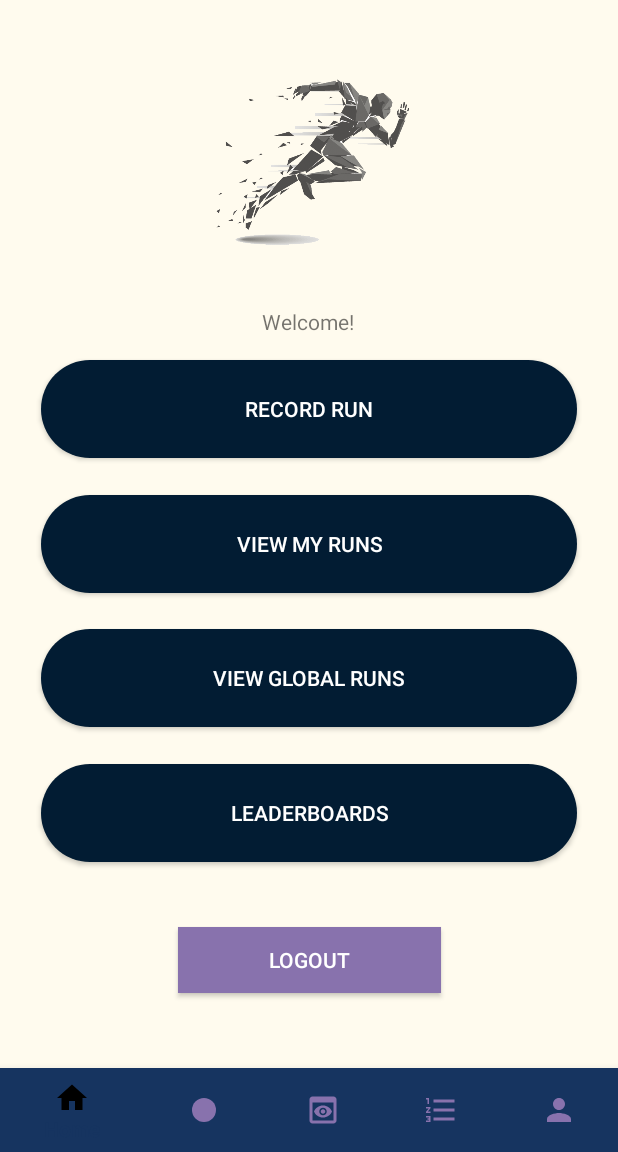
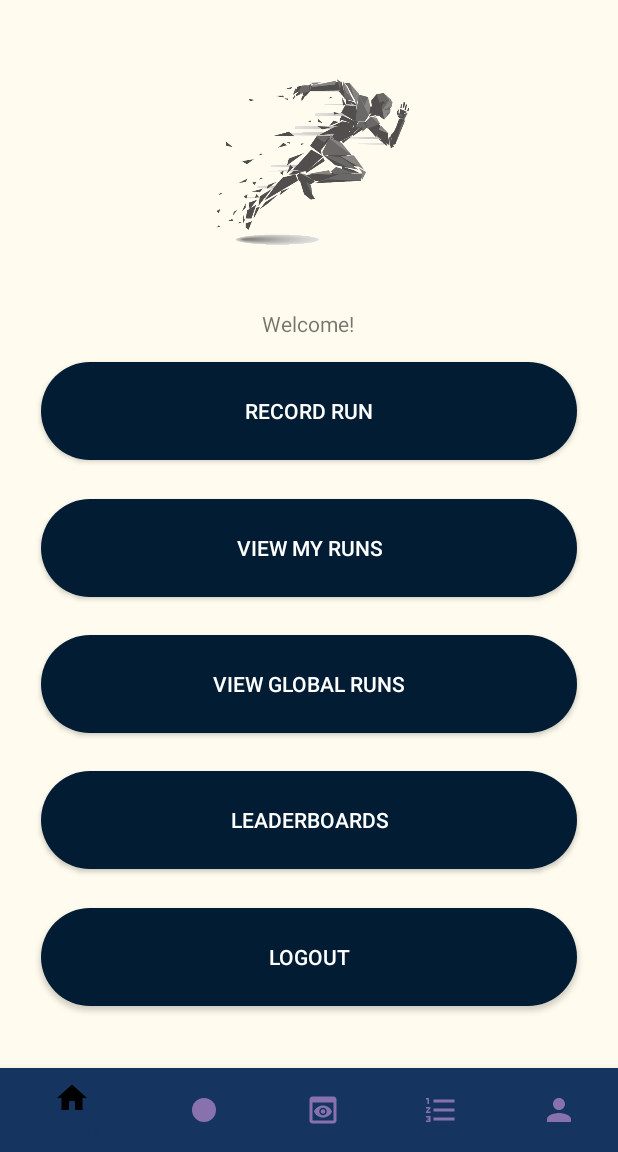
Before and after one commit to joshcapellan/FYP_Master_Code, an Android app: the MainActivity screen opened directly, with no data from a screen before it, on a phone screen of 412 x 824 dp, the part 84-1236 px from its top. Run offline under Robolectric (Android 15) with nearby library versions, the phone set to English and light mode, and no system bars; our stand-ins replace Firebase (no records; nobody signed in at launch, a user with empty details on screens opened directly); pictures from the network do not load.

Commit message:
Final Project Commit! :)

```diff
--- a/app/src/main/java/com/example/runnertracker/FragmentDrawer.java
+++ b/app/src/main/java/com/example/runnertracker/FragmentDrawer.java
@@ -68,23 +68,23 @@ public class FragmentDrawer extends Fragment {
                              Bundle savedInstanceState) {
         // Inflating view layout
         View layout = inflater.inflate(R.layout.fragment_navigation_drawer, container, false);
-        recyclerView = (RecyclerView) layout.findViewById(R.id.drawerList);
+//        recyclerView = (RecyclerView) layout.findViewById(R.id.drawerList);
 
-        adapter = new NavigationDrawerAdapter(getActivity(), getData());
-        recyclerView.setAdapter(adapter);
-        recyclerView.setLayoutManager(new LinearLayoutManager(getActivity()));
-        recyclerView.addOnItemTouchListener(new RecyclerTouchListener(getActivity(), recyclerView, new ClickListener() {
-            @Override
-            public void onClick(View view, int position) {
-                drawerListener.onDrawerItemSelected(view, position);
-                mDrawerLayout.closeDrawer(containerView);
-            }
-
-            @Override
-            public void onLongClick(View view, int position) {
-
-            }
-        }));
+//        adapter = new NavigationDrawerAdapter(getActivity(), getData());
+//        recyclerView.setAdapter(adapter);
+//        recyclerView.setLayoutManager(new LinearLayoutManager(getActivity()));
+//        recyclerView.addOnItemTouchListener(new RecyclerTouchListener(getActivity(), recyclerView, new ClickListener() {
+//            @Override
+//            public void onClick(View view, int position) {
+//                drawerListener.onDrawerItemSelected(view, position);
+//                mDrawerLayout.closeDrawer(containerView);
+//            }
+//
+//            @Override
+//            public void onLongClick(View view, int position) {
+//
+//            }
+//        }));
 
         return layout;
     }
--- a/app/src/main/java/com/example/runnertracker/MapsActivity.java
+++ b/app/src/main/java/com/example/runnertracker/MapsActivity.java
@@ -40,8 +40,7 @@ public class MapsActivity extends FragmentActivity implements OnMapReadyCallback
     /**
      * Manipulates the map once available.
      * This callback is triggered when the map is ready to be used.
-     * This is where we can add markers or lines, add listeners or move the camera. In this case,
-     * we just add a marker near Sydney, Australia.
+     * This is where we can add markers or lines, add listeners or move the camera.
      * If Google Play services is not installed on the device, the user will be prompted to install
      * it inside the SupportMapFragment. This method will only be triggered once the user has
      * installed Google Play services and returned to the app.
--- a/app/src/main/res/layout/activity_main.xml
+++ b/app/src/main/res/layout/activity_main.xml
@@ -33,21 +33,21 @@
 
             <Button
                 android:id="@+id/button7"
-                android:layout_width="175dp"
-                android:layout_height="44dp"
+                android:layout_width="357dp"
+                android:layout_height="65dp"
                 android:layout_marginStart="8dp"
-                android:layout_marginTop="216dp"
+                android:layout_marginTop="16dp"
                 android:layout_marginEnd="8dp"
-                android:layout_marginBottom="43dp"
-                android:background="@color/iconPink"
+                android:layout_marginBottom="32dp"
+
+                android:background="@drawable/rounded_corner"
                 android:onClick="onClickLogout"
                 android:text="Logout"
                 android:textColor="@android:color/white"
-
                 app:layout_constraintBottom_toTopOf="@+id/bottomNavView_Bar"
                 app:layout_constraintEnd_toEndOf="parent"
                 app:layout_constraintStart_toStartOf="parent"
-                app:layout_constraintTop_toBottomOf="@+id/button2" />
+                app:layout_constraintTop_toBottomOf="@+id/profileBtn" />
 
             <ImageView
                 android:id="@+id/imageView"
@@ -115,10 +115,9 @@
                 android:id="@+id/profileBtn"
                 android:layout_width="357dp"
                 android:layout_height="65dp"
-                android:layout_marginStart="105dp"
+                android:layout_marginStart="8dp"
                 android:layout_marginTop="16dp"
-                android:layout_marginEnd="105dp"
-                android:layout_marginBottom="35dp"
+                android:layout_marginEnd="8dp"
                 android:background="@drawable/rounded_corner"
                 android:onClick="onClickLeader"
                 android:text="LEADERBOARDS"
@@ -142,7 +141,7 @@
                 app:layout_constraintTop_toBottomOf="@+id/imageView"
                 app:layout_constraintVertical_bias="1.0" />
 
-<!-- Nav Bar Code -->
+            <!-- Nav Bar Code -->
             <com.google.android.material.bottomnavigation.BottomNavigationView
                 android:layout_width="match_parent"
                 android:layout_height="wrap_content"
@@ -157,7 +156,7 @@
                 >
 
             </com.google.android.material.bottomnavigation.BottomNavigationView>
-<!-- Nav Bar Code -->
+            <!-- Nav Bar Code -->
 
         </androidx.constraintlayout.widget.ConstraintLayout>
 
--- a/app/src/main/res/layout/activity_view_journeys.xml
+++ b/app/src/main/res/layout/activity_view_journeys.xml
@@ -48,7 +48,7 @@
         <ListView
             android:id="@android:id/list"
             android:layout_width="match_parent"
-            android:layout_height="527dp" />
+            android:layout_height="match_parent" />
 
     </LinearLayout>
 
```
Also changed, not shown: app/src/main/java/com/example/runnertracker/RecordJourney.java (+8 -7 lines), app/src/main/res/layout/fragment_navigation_drawer.xml (+6 -6 lines).
